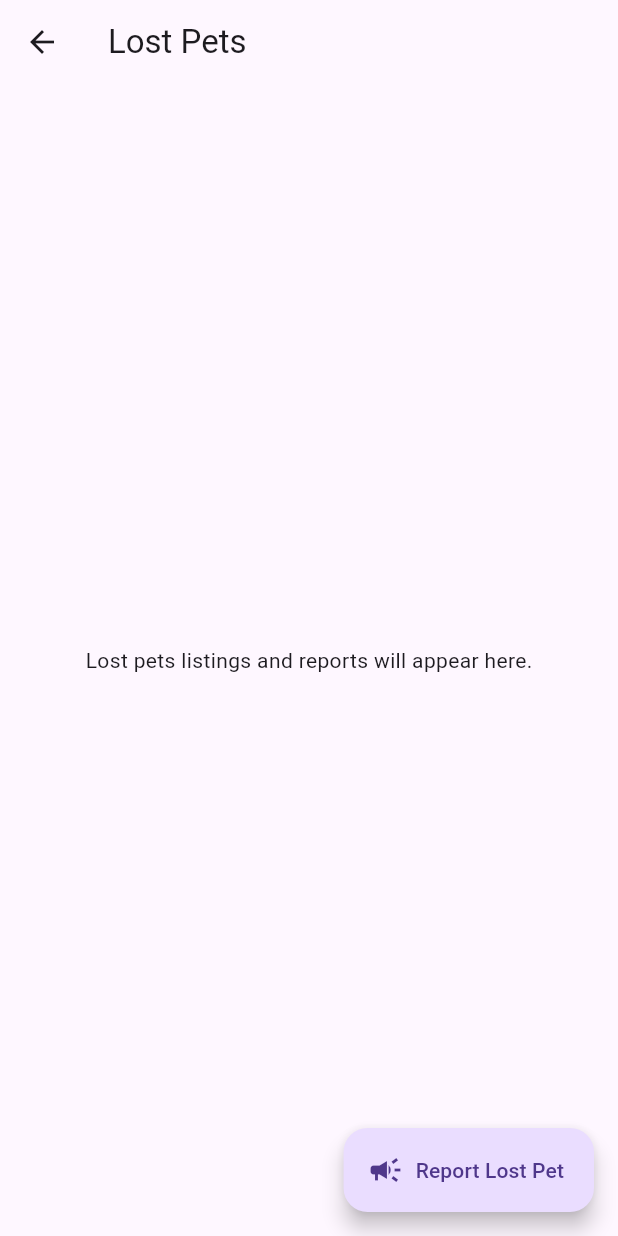
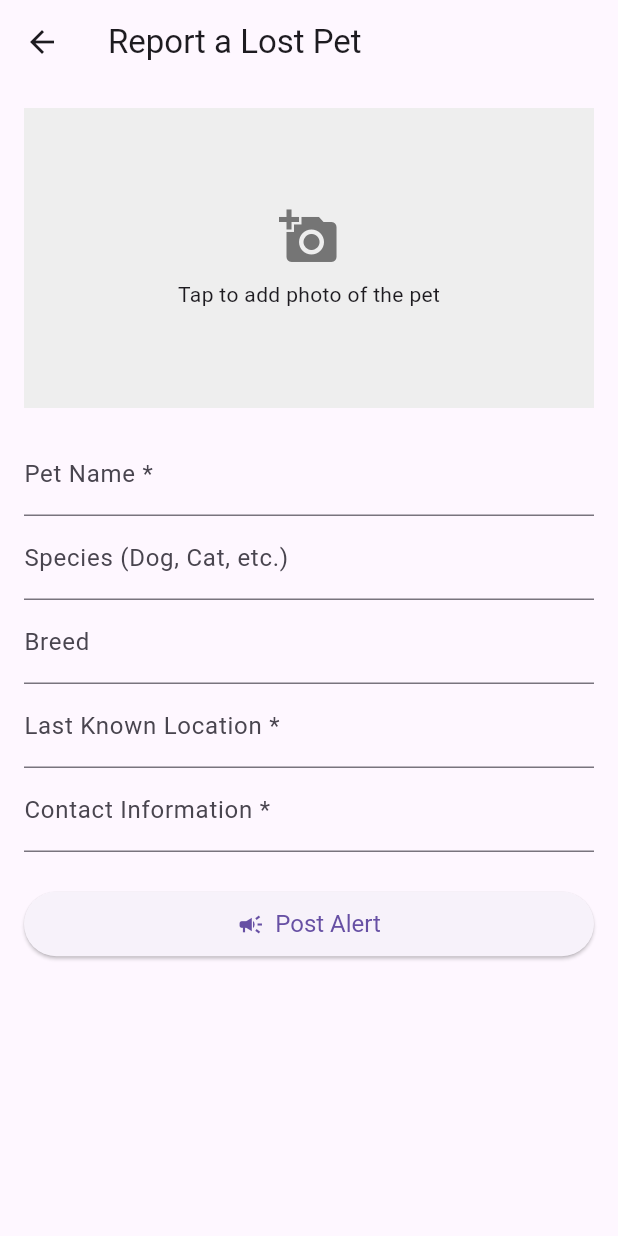
Before and after one commit to ThejanaSilva/Pawst, a Flutter app: the LostPetsScreen screen opened directly, after a tap on "Report Lost Pet", on a phone screen of 412 x 824 dp. Run offline on Flutter 3.47's test engine with Material 3 defaults, Android fonts, the phone set to English and light mode, and no system bars; our stand-ins replace cloud_firestore, firebase_auth, firebase_core, firebase_storage, image_picker; accounts and stored records are empty.

Commit message:
feat: complete lost pets flow with reporting and feed UI

```diff
--- /dev/null
+++ b/lib/src/models/lost_pet_report.dart
@@ -0,0 +1,64 @@
+import 'package:cloud_firestore/cloud_firestore.dart';
+
+class LostPetReport {
+  final String id;
+  final String reporterId;
+  final String petName;
+  final String species;
+  final String breed;
+  final String lastKnownLocation;
+  final String contactInfo;
+  final String photoUrl;
+  final bool isFound;
+  final DateTime createdAt;
+
+  LostPetReport({
+    required this.id,
+    required this.reporterId,
+    required this.petName,
+    required this.species,
+    required this.breed,
+    required this.lastKnownLocation,
+    required this.contactInfo,
+    required this.photoUrl,
+    this.isFound = false,
+    required this.createdAt,
+  });
+
+  Map<String, dynamic> toMap() => {
+        'id': id,
+        'reporterId': reporterId,
+        'petName': petName,
+        'species': species,
+        'breed': breed,
+        'lastKnownLocation': lastKnownLocation,
+        'contactInfo': contactInfo,
+        'photoUrl': photoUrl,
+        'isFound': isFound,
+        'createdAt': createdAt,
+      };
+
+  static LostPetReport fromMap(Map<String, dynamic> m, {String id = ''}) {
+    final createdRaw = m['createdAt'];
+    DateTime created;
+    if (createdRaw is Timestamp) {
+      created = createdRaw.toDate();
+    } else if (createdRaw is DateTime) {
+      created = createdRaw;
+    } else {
+      created = DateTime.tryParse((createdRaw ?? '').toString()) ?? DateTime.now();
+    }
+    return LostPetReport(
+      id: id.isNotEmpty ? id : (m['id'] ?? ''),
+      reporterId: m['reporterId'] ?? '',
+      petName: m['petName'] ?? '',
+      species: m['species'] ?? '',
+      breed: m['breed'] ?? '',
+      lastKnownLocation: m['lastKnownLocation'] ?? '',
+      contactInfo: m['contactInfo'] ?? '',
+      photoUrl: m['photoUrl'] ?? '',
+      isFound: m['isFound'] ?? false,
+      createdAt: created,
+    );
+  }
+}
--- a/lib/src/screens/lost_pets_screen.dart
+++ b/lib/src/screens/lost_pets_screen.dart
@@ -1,18 +1,74 @@
 import 'package:flutter/material.dart';
+import '../models/lost_pet_report.dart';
+import '../services/firestore_service.dart';
+import 'report_lost_pet_screen.dart';
 
 class LostPetsScreen extends StatelessWidget {
   @override
   Widget build(BuildContext context) {
     return Scaffold(
-      appBar: AppBar(title: Text('Lost Pets')),
-      body: Center(
-        child: Text('Lost pets listings and reports will appear here.'),
+      appBar: AppBar(title: Text('Lost Pets Hub')),
+      body: StreamBuilder<List<LostPetReport>>(
+        stream: FirestoreService.streamLostPets(),
+        builder: (context, snapshot) {
+          if (snapshot.connectionState == ConnectionState.waiting) {
+            return Center(child: CircularProgressIndicator());
+          }
+          if (snapshot.hasError) {
+            return Center(child: Text('Failed to load lost pets.'));
+          }
+          final reports = snapshot.data ?? [];
+          if (reports.isEmpty) {
+            return Center(child: Text('No lost pets reported in your area.'));
+          }
+          return ListView.builder(
+            itemCount: reports.length,
+            itemBuilder: (context, i) {
+              final report = reports[i];
+              return Card(
+                margin: EdgeInsets.all(8),
+                shape: RoundedRectangleBorder(
+                  side: BorderSide(color: Colors.redAccent, width: 2),
+                  borderRadius: BorderRadius.circular(8),
+                ),
+                child: Column(
+                  crossAxisAlignment: CrossAxisAlignment.start,
+                  children: [
+                    if (report.photoUrl.isNotEmpty)
+                      Image.network(report.photoUrl, height: 200, width: double.infinity, fit: BoxFit.cover),
+                    Padding(
+                      padding: const EdgeInsets.all(16.0),
+                      child: Column(
+                        crossAxisAlignment: CrossAxisAlignment.start,
+                        children: [
+                          Row(
+                            mainAxisAlignment: MainAxisAlignment.spaceBetween,
+                            children: [
+                              Text('${report.petName} (${report.species})', style: TextStyle(fontSize: 20, fontWeight: FontWeight.bold)),
+                              Text('LOST', style: TextStyle(color: Colors.redAccent, fontWeight: FontWeight.bold, fontSize: 16)),
+                            ],
+                          ),
+                          SizedBox(height: 8),
+                          Text('Breed: ${report.breed}', style: TextStyle(fontSize: 16)),
+                          Text('Last seen: ${report.lastKnownLocation}', style: TextStyle(fontSize: 16, fontWeight: FontWeight.bold)),
+                          SizedBox(height: 8),
+                          Text('Contact: ${report.contactInfo}', style: TextStyle(fontSize: 16, color: Colors.blue[800])),
+                        ],
+                      ),
+                    ),
+                  ],
+                ),
+              );
+            },
+          );
+        },
       ),
       floatingActionButton: FloatingActionButton.extended(
         onPressed: () {
-          // TODO: Add lost pet report flow
+          Navigator.push(context, MaterialPageRoute(builder: (_) => ReportLostPetScreen()));
         },
         icon: Icon(Icons.campaign),
+        backgroundColor: Colors.redAccent,
         label: Text('Report Lost Pet'),
       ),
     );
--- /dev/null
+++ b/lib/src/screens/report_lost_pet_screen.dart
@@ -0,0 +1,135 @@
+import 'dart:io';
+import 'package:flutter/material.dart';
+import 'package:image_picker/image_picker.dart';
+import '../services/auth_service.dart';
+import '../services/firestore_service.dart';
+import '../services/storage_service.dart';
+import '../models/lost_pet_report.dart';
+
+class ReportLostPetScreen extends StatefulWidget {
+  @override
+  _ReportLostPetScreenState createState() => _ReportLostPetScreenState();
+}
+
+class _ReportLostPetScreenState extends State<ReportLostPetScreen> {
+  final _nameCtrl = TextEditingController();
+  final _speciesCtrl = TextEditingController();
+  final _breedCtrl = TextEditingController();
+  final _locationCtrl = TextEditingController();
+  final _contactCtrl = TextEditingController();
+
+  File? _mediaFile;
+  bool _isUploading = false;
+
+  void _showMessage(String msg) => ScaffoldMessenger.of(context).showSnackBar(SnackBar(content: Text(msg)));
+
+  Future<void> _pickImage() async {
+    final picker = ImagePicker();
+    final file = await picker.pickImage(source: ImageSource.gallery, imageQuality: 80);
+    if (file != null) {
+      setState(() => _mediaFile = File(file.path));
+    }
+  }
+
+  Future<void> _submit() async {
+    if (_nameCtrl.text.trim().isEmpty || _locationCtrl.text.trim().isEmpty || _contactCtrl.text.trim().isEmpty) {
+      _showMessage('Name, location, and contact info are required');
+      return;
+    }
+
+    final user = AuthService.currentUser;
+    if (user == null) {
+      _showMessage('You must be signed in to report a lost pet');
+      return;
+    }
+
+    setState(() => _isUploading = true);
+    try {
+      String photoUrl = '';
+      if (_mediaFile != null) {
+        photoUrl = await StorageService.uploadLostPetPhoto(file: _mediaFile!, userId: user.uid);
+      }
+
+      await FirestoreService.addLostPetReport(
+        LostPetReport(
+          id: '',
+          reporterId: user.uid,
+          petName: _nameCtrl.text.trim(),
+          species: _speciesCtrl.text.trim(),
+          breed: _breedCtrl.text.trim(),
+          lastKnownLocation: _locationCtrl.text.trim(),
+          contactInfo: _contactCtrl.text.trim(),
+          photoUrl: photoUrl,
+          createdAt: DateTime.now(), // Ignored by firestore_service in favor of server timestamp
+        )
+      );
+
+      _showMessage('Lost pet report posted successfully');
+      Navigator.pop(context);
+    } catch (e) {
+      _showMessage('Error posting report: ${e.toString()}');
+    } finally {
+      setState(() => _isUploading = false);
+    }
+  }
+
+  @override
+  void dispose() {
+    _nameCtrl.dispose();
+    _speciesCtrl.dispose();
+    _breedCtrl.dispose();
+    _locationCtrl.dispose();
+    _contactCtrl.dispose();
+    super.dispose();
+  }
+
+  @override
+  Widget build(BuildContext context) {
+    return Scaffold(
+      appBar: AppBar(title: Text('Report a Lost Pet')),
+      body: SingleChildScrollView(
+        padding: const EdgeInsets.all(16.0),
+        child: Column(
+          crossAxisAlignment: CrossAxisAlignment.stretch,
+          children: [
+            GestureDetector(
+              onTap: _pickImage,
+              child: Container(
+                height: 200,
+                color: Colors.grey[200],
+                child: _mediaFile == null
+                    ? Center(child: Column(
+                        mainAxisAlignment: MainAxisAlignment.center,
+                        children: [
+                          Icon(Icons.add_a_photo, size: 40, color: Colors.grey[600]),
+                          SizedBox(height: 8),
+                          Text('Tap to add photo of the pet'),
+                        ],
+                      ))
+                    : Image.file(_mediaFile!, fit: BoxFit.cover),
+              ),
+            ),
+            SizedBox(height: 16),
+            TextField(controller: _nameCtrl, decoration: InputDecoration(labelText: 'Pet Name *')),
+            TextField(controller: _speciesCtrl, decoration: InputDecoration(labelText: 'Species (Dog, Cat, etc.)')),
+            TextField(controller: _breedCtrl, decoration: InputDecoration(labelText: 'Breed')),
+            TextField(controller: _locationCtrl, decoration: InputDecoration(labelText: 'Last Known Location *')),
+            TextField(controller: _contactCtrl, decoration: InputDecoration(labelText: 'Contact Information *', hintText: 'Phone number or email')),
+            SizedBox(height: 24),
+            _isUploading
+              ? Center(child: CircularProgressIndicator())
+              : ElevatedButton.icon(
+                  onPressed: _submit,
+                  icon: Icon(Icons.campaign),
+                  label: Text('Post Alert'),
+                  style: ElevatedButton.styleFrom(
+                    padding: EdgeInsets.symmetric(vertical: 12),
+                    textStyle: TextStyle(fontSize: 16)
+                  ),
+                )
+          ],
+        ),
+      ),
+    );
+  }
+}
--- a/lib/src/services/firestore_service.dart
+++ b/lib/src/services/firestore_service.dart
@@ -2,6 +2,7 @@ import 'package:cloud_firestore/cloud_firestore.dart';
 import '../models/post.dart';
 import '../models/pet.dart';
 import '../models/vaccination.dart';
+import '../models/lost_pet_report.dart';
 
 class FirestoreService {
   static final FirebaseFirestore _db = FirebaseFirestore.instance;
@@ -55,4 +56,25 @@ class FirestoreService {
   static Future<void> addVaccination(Vaccination vac) async {
     await _db.collection('vaccinations').add(vac.toMap()..remove('id'));
   }
+
+  // --- Lost Pets ---
+  static Stream<List<LostPetReport>> streamLostPets({bool excludeFound = true}) {
+    var query = _db.collection('lost_pets').orderBy('createdAt', descending: true);
+    if (excludeFound) {
+      query = query.where('isFound', isEqualTo: false);
+    }
+    return query.snapshots().map((snap) {
+      return snap.docs.map((doc) => LostPetReport.fromMap(doc.data(), id: doc.id)).toList();
+    });
+  }
+
+  static Future<void> addLostPetReport(LostPetReport report) async {
+    await _db.collection('lost_pets').add(report.toMap()
+      ..remove('id')
+      ..['createdAt'] = FieldValue.serverTimestamp());
+  }
+
+  static Future<void> markLostPetAsFound(String reportId) async {
+    await _db.collection('lost_pets').doc(reportId).update({'isFound': true});
+  }
 }
--- a/lib/src/services/storage_service.dart
+++ b/lib/src/services/storage_service.dart
@@ -12,4 +12,13 @@ class StorageService {
     await ref.putFile(file);
     return await ref.getDownloadURL();
   }
+
+  static Future<String> uploadLostPetPhoto({required File file, required String userId}) async {
+    final fileName = file.path.split(RegExp(r'[\\/]+')).last;
+    final ext = fileName.contains('.') ? fileName.split('.').last : 'jpg';
+    final ts = DateTime.now().millisecondsSinceEpoch;
+    final ref = _storage.ref().child('lost_pets/$userId/$ts.$ext');
+    await ref.putFile(file);
+    return await ref.getDownloadURL();
+  }
 }
```
